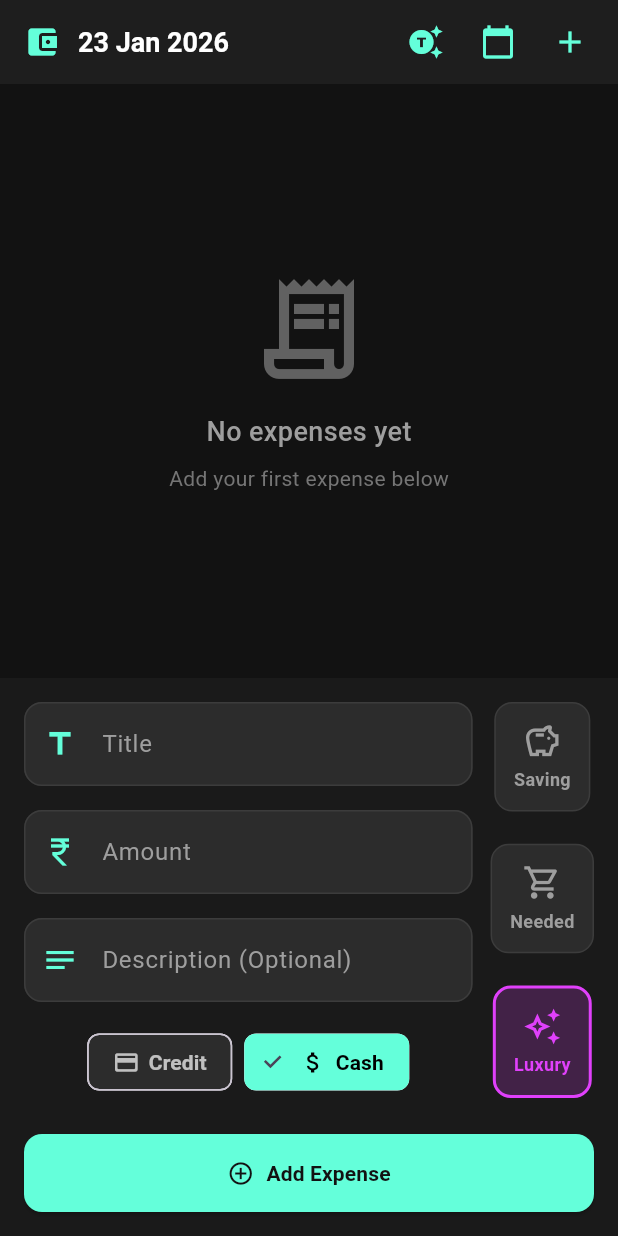
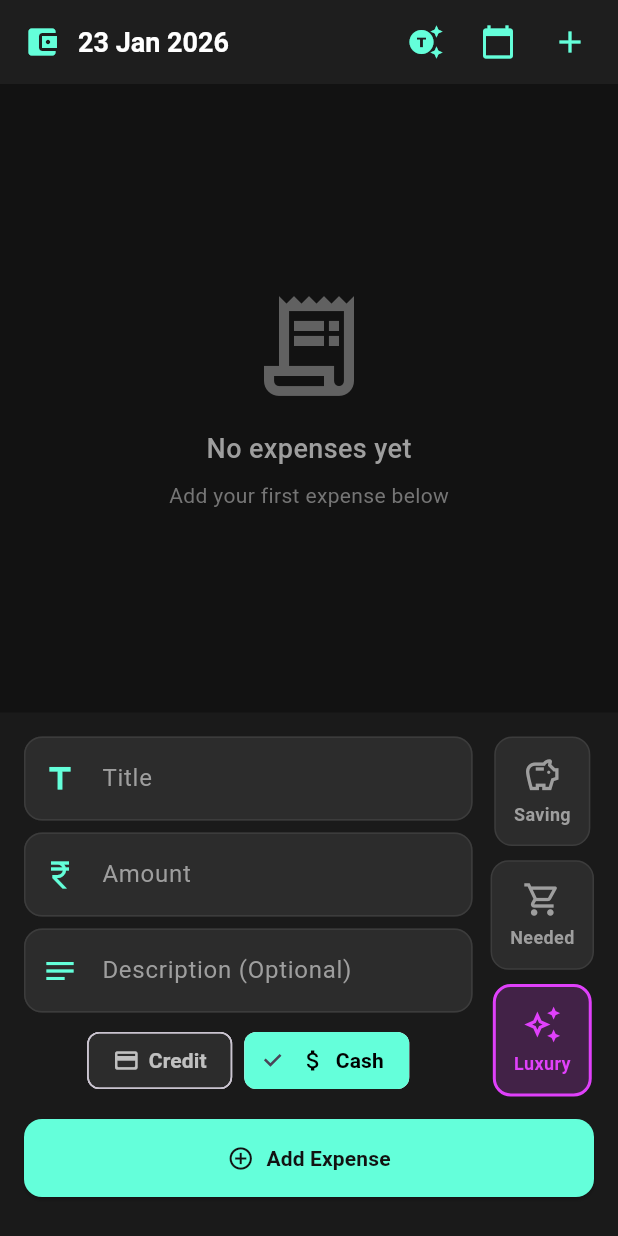
Before and after one commit to BikiLearner/my_expense_application, a Flutter app: the screen it shows once a user with an empty profile is signed in, on a phone screen of 412 x 824 dp. Run offline on Flutter 3.47's test engine with Material 3 defaults, Android fonts, the light colour scheme and no system bars; our stand-ins replace cloud_firestore, firebase_auth, firebase_core, pdf, share_plus; missing offline and left inert: excel; accounts and stored records are empty.

Commit message:
Priyangshu's Push2

```diff
--- a/lib/expence_screen.dart
+++ b/lib/expence_screen.dart
@@ -213,7 +213,7 @@ class ExpenseScreen extends StatelessWidget {
                                 '₹${total.toStringAsFixed(2)}',
                                 style: const TextStyle(
                                   color: Colors.white,
-                                  fontSize: 28,
+                                  fontSize: 25,
                                   fontWeight: FontWeight.bold
                                 )
                               )
@@ -226,10 +226,10 @@ class ExpenseScreen extends StatelessWidget {
                               borderRadius: BorderRadius.circular(12)
                             ),
                             child: Text(
-                              '${expenses.length} items',
+                              '${expenses.length} Transactions',
                               style: const TextStyle(
                                 color: Colors.white,
-                                fontSize: 16,
+                                fontSize: 13,
                                 fontWeight: FontWeight.w600
                               )
                             )
--- a/lib/history_screens/grand_total_banner.dart
+++ b/lib/history_screens/grand_total_banner.dart
@@ -342,7 +342,7 @@ class GrandTotalBanner extends StatelessWidget {
                   label: "Saving",
                   value:"₹${saving.toStringAsFixed(0)}" ,
                   extraWidget: _QuickStatCard(
-                    icon: Icons.trending_up, label: 'Avg', value: (saving/totalDays).toStringAsFixed(0), color: Colors.greenAccent,
+                    icon: Icons.trending_up, label: 'Avg = ', value: (saving/totalDays).toStringAsFixed(0), color: Colors.greenAccent,
 
                   ),
                   color: Colors.greenAccent, onTap: () {
@@ -359,7 +359,7 @@ class GrandTotalBanner extends StatelessWidget {
                   label: "Luxury",
                   value: "₹${luxury.toStringAsFixed(0)}",
                     extraWidget: _QuickStatCard(
-                      icon: Icons.trending_up, label: 'Avg', value: (luxury/totalDays).toStringAsFixed(0), color: Colors.pinkAccent,
+                      icon: Icons.trending_up, label: 'Avg = ', value: (luxury/totalDays).toStringAsFixed(0), color: Colors.pinkAccent,
 
                     ),
                   color: Colors.pinkAccent, onTap: () {
@@ -376,7 +376,7 @@ class GrandTotalBanner extends StatelessWidget {
                   label: "Needed",
                   value: "₹${needed.toStringAsFixed(0)}",
                     extraWidget: _QuickStatCard(
-                      icon: Icons.trending_up, label: 'Avg', value: (needed/totalDays).toStringAsFixed(0), color: Colors.orangeAccent,
+                      icon: Icons.trending_up, label: 'Avg = ', value: (needed/totalDays).toStringAsFixed(0), color: Colors.orangeAccent,
 
                     ),
                   color: Colors.orangeAccent, onTap: () {
--- a/lib/reusable widgets/add_expense_form.dart
+++ b/lib/reusable widgets/add_expense_form.dart
@@ -56,7 +56,7 @@ class AddExpenseForm extends StatelessWidget {
                       TitleAutoCompleteField(
                         controller: provider.titleController,
                       ),
-                      const SizedBox(height: 16),
+                      const SizedBox(height: 8),
 
                       /// 💰 AMOUNT FIELD (INDIAN FORMAT – VISUAL ONLY)
                       AppTextField(
@@ -71,14 +71,14 @@ class AddExpenseForm extends StatelessWidget {
                         ],
                       ),
 
-                      const SizedBox(height: 16),
+                      const SizedBox(height: 8),
                       AppTextField(
                         controller: provider.descriptionController,
                         label: 'Description (Optional)',
                         hint: 'Add details...',
                         icon: Icons.notes,
                       ),
-                      const SizedBox(height: 16),
+                      const SizedBox(height: 8),
                       const TransactionTypeChips(),
                     ],
                   ),
@@ -92,7 +92,7 @@ class AddExpenseForm extends StatelessWidget {
             ),
           ),
 
-          const SizedBox(height: 24),
+          const SizedBox(height: 15),
 
           /// 🔹 ADD BUTTON
           SizedBox(
@@ -120,6 +120,7 @@ class AddExpenseForm extends StatelessWidget {
               ),
             ),
           ),
+          SizedBox(height: 10,)
         ],
       ),
     );
```
